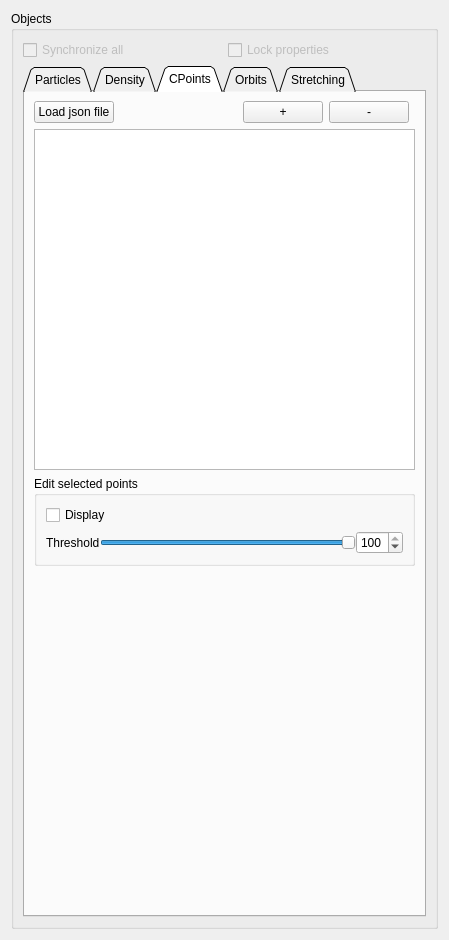
This is src/formobjectcontrol.ui in jcldc/glnemo2 as Qt 5 draws it before an edit. The edited form follows.
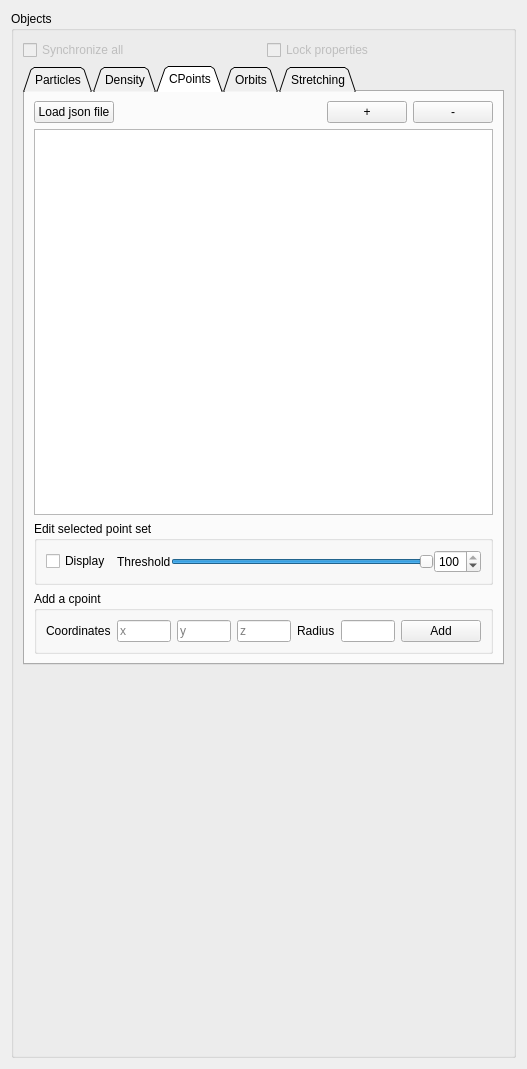
This is the edited form. Icons and pictures are not drawn.

```diff
--- a/src/formobjectcontrol.ui
+++ b/src/formobjectcontrol.ui
@@ -6,8 +6,8 @@
    <rect>
     <x>0</x>
     <y>0</y>
-    <width>449</width>
-    <height>940</height>
+    <width>527</width>
+    <height>1069</height>
    </rect>
   </property>
   <property name="sizePolicy">
@@ -42,38 +42,6 @@
       <string>Objects</string>
      </property>
      <layout class="QGridLayout" name="gridLayout_10">
-      <item row="0" column="1">
-       <widget class="QCheckBox" name="lock_check">
-        <property name="enabled">
-         <bool>false</bool>
-        </property>
-        <property name="text">
-         <string>Lock properties</string>
-        </property>
-       </widget>
-      </item>
-      <item row="0" column="0">
-       <widget class="QCheckBox" name="syncho_check">
-        <property name="enabled">
-         <bool>false</bool>
-        </property>
-        <property name="sizePolicy">
-         <sizepolicy hsizetype="Minimum" vsizetype="Fixed">
-          <horstretch>0</horstretch>
-          <verstretch>0</verstretch>
-         </sizepolicy>
-        </property>
-        <property name="toolTip">
-         <string>&lt;html&gt;&lt;head&gt;&lt;meta name=&quot;qrichtext&quot; content=&quot;1&quot; /&gt;&lt;style type=&quot;text/css&quot;&gt;
-p, li { white-space: pre-wrap; }
-&lt;/style&gt;&lt;/head&gt;&lt;body style=&quot; font-family:'Sans Serif'; font-size:9pt; font-weight:400; font-style:normal;&quot;&gt;
-&lt;p style=&quot; margin-top:0px; margin-bottom:0px; margin-left:0px; margin-right:0px; -qt-block-indent:0; text-indent:0px;&quot;&gt;Synchronize all the objects&lt;/p&gt;&lt;/body&gt;&lt;/html&gt;</string>
-        </property>
-        <property name="text">
-         <string>Synchronize all</string>
-        </property>
-       </widget>
-      </item>
       <item row="1" column="0" colspan="2">
        <widget class="QTabWidget" name="objects_properties">
         <property name="sizePolicy">
@@ -1054,12 +1022,8 @@
           <string>CPoints</string>
          </attribute>
          <layout class="QGridLayout" name="gridLayout_12">
-          <item row="0" column="3">
-           <widget class="QPushButton" name="pushButton_2">
-            <property name="text">
-             <string>-</string>
-            </property>
-           </widget>
+          <item row="1" column="0" colspan="5">
+           <widget class="QListWidget" name="cpoints_set_listwidget"/>
           </item>
           <item row="2" column="0" colspan="5">
            <widget class="QGroupBox" name="groupBox_9">
@@ -1070,7 +1034,7 @@
              </sizepolicy>
             </property>
             <property name="title">
-             <string>Edit selected points</string>
+             <string>Edit selected point set</string>
             </property>
             <property name="flat">
              <bool>false</bool>
@@ -1078,8 +1042,8 @@
             <property name="checkable">
              <bool>false</bool>
             </property>
-            <layout class="QGridLayout" name="gridLayout_11">
-             <item row="1" column="0">
+            <layout class="QHBoxLayout" name="horizontalLayout_6">
+             <item>
               <widget class="QCheckBox" name="cpoints_display_cbx">
                <property name="toolTip">
                 <string>&lt;html&gt;&lt;head&gt;&lt;meta name=&quot;qrichtext&quot; content=&quot;1&quot; /&gt;&lt;style type=&quot;text/css&quot;&gt;
@@ -1092,7 +1056,7 @@
                </property>
               </widget>
              </item>
-             <item row="3" column="0">
+             <item>
               <layout class="QHBoxLayout" name="horizontalLayout_5">
                <property name="spacing">
                 <number>0</number>
@@ -1150,6 +1114,26 @@
             </layout>
            </widget>
           </item>
+          <item row="0" column="1">
+           <spacer name="horizontalSpacer_3">
+            <property name="orientation">
+             <enum>Qt::Horizontal</enum>
+            </property>
+            <property name="sizeHint" stdset="0">
+             <size>
+              <width>78</width>
+              <height>20</height>
+             </size>
+            </property>
+           </spacer>
+          </item>
+          <item row="0" column="0">
+           <widget class="QPushButton" name="load_cpoints_file">
+            <property name="text">
+             <string>Load json file</string>
+            </property>
+           </widget>
+          </item>
           <item row="0" column="2">
            <widget class="QPushButton" name="pushButton">
             <property name="sizePolicy">
@@ -1163,41 +1147,95 @@
             </property>
            </widget>
           </item>
-          <item row="3" column="0">
-           <spacer name="verticalSpacer_3">
-            <property name="orientation">
-             <enum>Qt::Vertical</enum>
-            </property>
-            <property name="sizeHint" stdset="0">
-             <size>
-              <width>20</width>
-              <height>321</height>
-             </size>
-            </property>
-           </spacer>
-          </item>
-          <item row="1" column="0" colspan="5">
-           <widget class="QListWidget" name="cpoints_set_listwidget"/>
-          </item>
-          <item row="0" column="0">
-           <widget class="QPushButton" name="load_cpoints_file">
+          <item row="0" column="3" colspan="2">
+           <widget class="QPushButton" name="pushButton_2">
             <property name="text">
-             <string>Load json file</string>
+             <string>-</string>
             </property>
            </widget>
           </item>
-          <item row="0" column="1">
-           <spacer name="horizontalSpacer_3">
-            <property name="orientation">
-             <enum>Qt::Horizontal</enum>
+          <item row="3" column="0" colspan="5">
+           <widget class="QGroupBox" name="groupBox_10">
+            <property name="sizePolicy">
+             <sizepolicy hsizetype="Preferred" vsizetype="Preferred">
+              <horstretch>0</horstretch>
+              <verstretch>0</verstretch>
+             </sizepolicy>
             </property>
-            <property name="sizeHint" stdset="0">
-             <size>
-              <width>78</width>
-              <height>20</height>
-             </size>
+            <property name="title">
+             <string>Add a cpoint</string>
             </property>
-           </spacer>
+            <layout class="QVBoxLayout" name="verticalLayout">
+             <item>
+              <layout class="QHBoxLayout" name="horizontalLayout_7">
+               <property name="bottomMargin">
+                <number>0</number>
+               </property>
+               <item>
+                <widget class="QLabel" name="label_11">
+                 <property name="text">
+                  <string>Coordinates</string>
+                 </property>
+                </widget>
+               </item>
+               <item>
+                <widget class="QLineEdit" name="lineEdit">
+                 <property name="placeholderText">
+                  <string>x</string>
+                 </property>
+                </widget>
+               </item>
+               <item>
+                <widget class="QLineEdit" name="lineEdit_4">
+                 <property name="text">
+                  <string/>
+                 </property>
+                 <property name="placeholderText">
+                  <string>y</string>
+                 </property>
+                </widget>
+               </item>
+               <item>
+                <widget class="QLineEdit" name="lineEdit_3">
+                 <property name="placeholderText">
+                  <string>z</string>
+                 </property>
+                </widget>
+               </item>
+               <item>
+                <widget class="QLabel" name="label_12">
+                 <property name="text">
+                  <string>Radius</string>
+                 </property>
+                </widget>
+               </item>
+               <item>
+                <widget class="QLineEdit" name="lineEdit_2"/>
+               </item>
+               <item>
+                <widget class="QPushButton" name="pushButton_3">
+                 <property name="sizePolicy">
+                  <sizepolicy hsizetype="Maximum" vsizetype="Fixed">
+                   <horstretch>0</horstretch>
+                   <verstretch>0</verstretch>
+                  </sizepolicy>
+                 </property>
+                 <property name="text">
+                  <string>Add</string>
+                 </property>
+                </widget>
+               </item>
+               <item>
+                <layout class="QHBoxLayout" name="horizontalLayout_8">
+                 <property name="bottomMargin">
+                  <number>0</number>
+                 </property>
+                </layout>
+               </item>
+              </layout>
+             </item>
+            </layout>
+           </widget>
           </item>
          </layout>
         </widget>
@@ -1414,6 +1452,51 @@
         </widget>
        </widget>
       </item>
+      <item row="0" column="1">
+       <widget class="QCheckBox" name="lock_check">
+        <property name="enabled">
+         <bool>false</bool>
+        </property>
+        <property name="text">
+         <string>Lock properties</string>
+        </property>
+       </widget>
+      </item>
+      <item row="0" column="0">
+       <widget class="QCheckBox" name="syncho_check">
+        <property name="enabled">
+         <bool>false</bool>
+        </property>
+        <property name="sizePolicy">
+         <sizepolicy hsizetype="Minimum" vsizetype="Fixed">
+          <horstretch>0</horstretch>
+          <verstretch>0</verstretch>
+         </sizepolicy>
+        </property>
+        <property name="toolTip">
+         <string>&lt;html&gt;&lt;head&gt;&lt;meta name=&quot;qrichtext&quot; content=&quot;1&quot; /&gt;&lt;style type=&quot;text/css&quot;&gt;
+p, li { white-space: pre-wrap; }
+&lt;/style&gt;&lt;/head&gt;&lt;body style=&quot; font-family:'Sans Serif'; font-size:9pt; font-weight:400; font-style:normal;&quot;&gt;
+&lt;p style=&quot; margin-top:0px; margin-bottom:0px; margin-left:0px; margin-right:0px; -qt-block-indent:0; text-indent:0px;&quot;&gt;Synchronize all the objects&lt;/p&gt;&lt;/body&gt;&lt;/html&gt;</string>
+        </property>
+        <property name="text">
+         <string>Synchronize all</string>
+        </property>
+       </widget>
+      </item>
+      <item row="2" column="0" colspan="2">
+       <spacer name="verticalSpacer_3">
+        <property name="orientation">
+         <enum>Qt::Vertical</enum>
+        </property>
+        <property name="sizeHint" stdset="0">
+         <size>
+          <width>20</width>
+          <height>321</height>
+         </size>
+        </property>
+       </spacer>
+      </item>
      </layout>
     </widget>
    </item>
```
